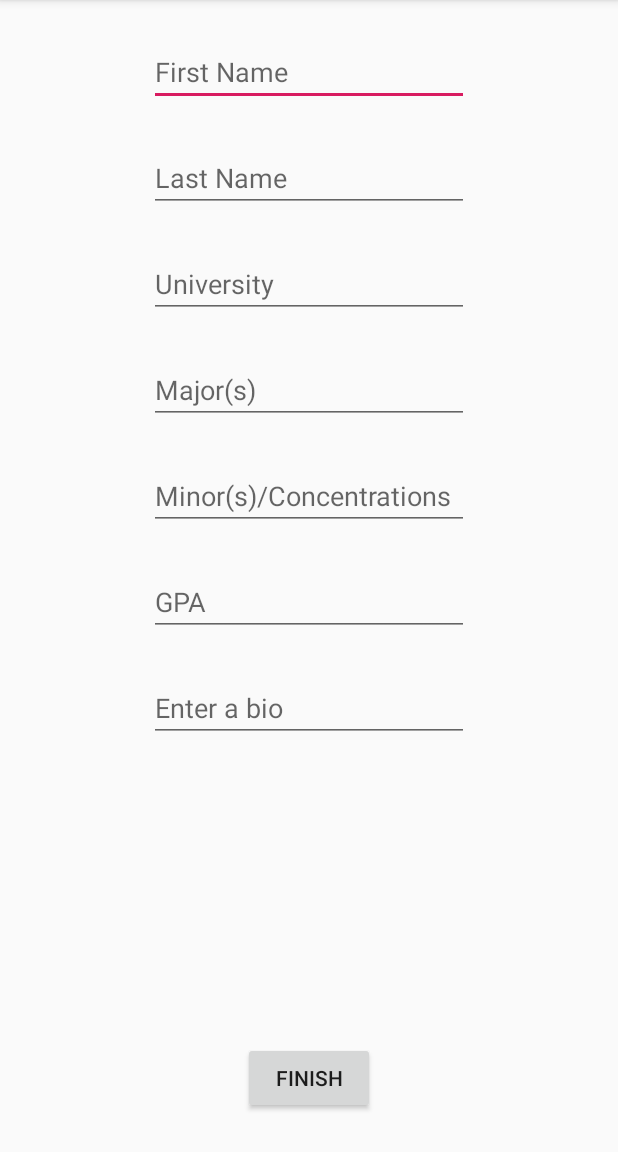
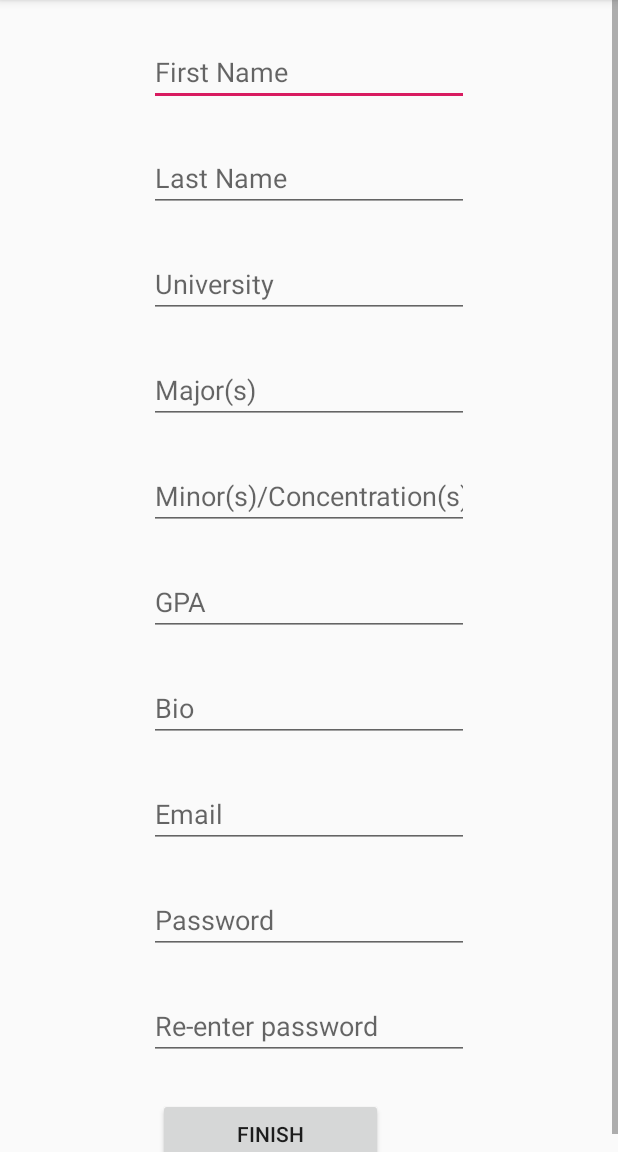
Before and after one commit to mdrinne/Pursuit, an Android app: the StudentRegistration screen opened directly, with no data from a screen before it, on a phone screen of 412 x 824 dp, the part 84-1236 px from its top. Run offline under Robolectric (Android 15) with nearby library versions, the phone set to English and light mode, and no system bars.

Commit message:
added more email, password, and re-enter password to layout

```diff
--- a/app/src/main/java/com/example/pursuit/StudentRegistration.java
+++ b/app/src/main/java/com/example/pursuit/StudentRegistration.java
@@ -10,11 +10,14 @@ public class StudentRegistration extends AppCompatActivity {
 
     EditText firstName;
     EditText lastName;
-    EditText universityName;
-    EditText studentMajor;
-    EditText studentMinor;
-    EditText studentGPA;
-    EditText studentBio;
+    EditText university;
+    EditText major;
+    EditText minor;
+    EditText gpa;
+    EditText bio;
+    EditText email;
+    EditText password1;
+    EditText password2;
     Button btnFinish;
 
     @Override
--- a/app/src/main/res/layout/activity_registration_page.xml
+++ b/app/src/main/res/layout/activity_registration_page.xml
@@ -53,7 +53,7 @@
         android:layout_marginRight="50dp"
         android:autofillHints=""
         android:ems="10"
-        android:hint="@string/strEmailAddress"
+        android:hint="@string/strEmail"
         android:inputType="textEmailAddress"
         app:layout_constraintEnd_toEndOf="parent"
         app:layout_constraintStart_toStartOf="parent"
--- a/app/src/main/res/layout/activity_student_registration.xml
+++ b/app/src/main/res/layout/activity_student_registration.xml
@@ -5,6 +5,17 @@
     android:layout_width="match_parent"
     android:layout_height="match_parent"
     tools:context=".StudentRegistration">
+
+    <ScrollView
+        android:layout_width="match_parent"
+        android:layout_height="match_parent"
+        tools:layout_editor_absoluteX="25dp"
+        tools:layout_editor_absoluteY="0dp">
+
+        <LinearLayout
+            android:layout_width="match_parent"
+            android:layout_height="wrap_content"
+            android:orientation="vertical">
 
             <EditText
                 android:id="@+id/firstName"
@@ -15,13 +26,15 @@
                 android:layout_marginTop="25dp"
                 android:layout_marginEnd="99dp"
                 android:layout_marginRight="99dp"
+                android:autofillHints=""
                 android:ems="10"
-        android:hint="First Name"
+                android:hint="@string/strFirstName"
                 android:inputType="textPersonName"
                 app:layout_constraintEnd_toEndOf="parent"
                 app:layout_constraintHorizontal_bias="1.0"
                 app:layout_constraintStart_toStartOf="parent"
-        app:layout_constraintTop_toTopOf="parent" />
+                app:layout_constraintTop_toTopOf="parent"
+                tools:targetApi="o" />
 
             <EditText
                 android:id="@+id/lastName"
@@ -33,7 +46,8 @@
                 android:layout_marginEnd="99dp"
                 android:layout_marginRight="99dp"
                 android:ems="10"
-        android:hint="Last Name"
+                android:hint="@string/strLastName"
+                android:importantForAutofill="no"
                 android:inputType="textPersonName"
                 app:layout_constraintEnd_toEndOf="parent"
                 app:layout_constraintStart_toStartOf="parent"
@@ -49,7 +63,8 @@
                 android:layout_marginEnd="99dp"
                 android:layout_marginRight="99dp"
                 android:ems="10"
-        android:hint="University"
+                android:hint="@string/strUniversity"
+                android:importantForAutofill="no"
                 android:inputType="textNoSuggestions"
                 app:layout_constraintEnd_toEndOf="parent"
                 app:layout_constraintStart_toStartOf="parent"
@@ -65,7 +80,8 @@
                 android:layout_marginEnd="99dp"
                 android:layout_marginRight="99dp"
                 android:ems="10"
-        android:hint="Major(s)"
+                android:hint="@string/strMajors"
+                android:importantForAutofill="no"
                 android:inputType="textShortMessage"
                 app:layout_constraintEnd_toEndOf="parent"
                 app:layout_constraintStart_toStartOf="parent"
@@ -81,7 +97,8 @@
                 android:layout_marginEnd="99dp"
                 android:layout_marginRight="99dp"
                 android:ems="10"
-        android:hint="Minor(s)/Concentrations"
+                android:hint="@string/strMinors"
+                android:importantForAutofill="no"
                 android:inputType="textShortMessage"
                 app:layout_constraintEnd_toEndOf="parent"
                 app:layout_constraintStart_toStartOf="parent"
@@ -97,7 +114,8 @@
                 android:layout_marginEnd="99dp"
                 android:layout_marginRight="99dp"
                 android:ems="10"
-        android:hint="GPA"
+                android:hint="@string/strGPA"
+                android:importantForAutofill="no"
                 android:inputType="numberDecimal"
                 app:layout_constraintEnd_toEndOf="parent"
                 app:layout_constraintStart_toStartOf="parent"
@@ -113,23 +131,77 @@
                 android:layout_marginEnd="99dp"
                 android:layout_marginRight="99dp"
                 android:ems="10"
-        android:hint="Enter a bio"
+                android:hint="@string/strBio"
+                android:importantForAutofill="no"
                 android:inputType="textLongMessage"
                 app:layout_constraintEnd_toEndOf="parent"
                 app:layout_constraintStart_toStartOf="parent"
                 app:layout_constraintTop_toBottomOf="@+id/studentGPA" />
 
+            <EditText
+                android:id="@+id/email"
+                android:layout_width="wrap_content"
+                android:layout_height="wrap_content"
+                android:layout_marginStart="99dp"
+                android:layout_marginLeft="99dp"
+                android:layout_marginTop="25dp"
+                android:layout_marginEnd="99dp"
+                android:layout_marginRight="99dp"
+                android:ems="10"
+                android:hint="@string/strEmail"
+                android:importantForAutofill="no"
+                android:inputType="textEmailAddress"
+                app:layout_constraintEnd_toEndOf="parent"
+                app:layout_constraintHorizontal_bias="0.0"
+                app:layout_constraintStart_toStartOf="parent"
+                app:layout_constraintTop_toBottomOf="@+id/studentBio" />
+
+            <EditText
+                android:id="@+id/password"
+                android:layout_width="wrap_content"
+                android:layout_height="wrap_content"
+                android:layout_marginStart="99dp"
+                android:layout_marginLeft="99dp"
+                android:layout_marginTop="25dp"
+                android:layout_marginEnd="99dp"
+                android:layout_marginRight="99dp"
+                android:ems="10"
+                android:hint="@string/strPassword"
+                android:importantForAutofill="no"
+                android:inputType="textPassword"
+                app:layout_constraintEnd_toEndOf="parent"
+                app:layout_constraintHorizontal_bias="0.0"
+                app:layout_constraintStart_toStartOf="parent"
+                app:layout_constraintTop_toBottomOf="@+id/email" />
+
+            <EditText
+                android:id="@+id/reEnterPassword"
+                android:layout_width="wrap_content"
+                android:layout_height="wrap_content"
+                android:layout_marginStart="99dp"
+                android:layout_marginLeft="99dp"
+                android:layout_marginTop="25dp"
+                android:layout_marginEnd="99dp"
+                android:layout_marginRight="99dp"
+                android:ems="10"
+                android:hint="@string/strReEnterPassword"
+                android:importantForAutofill="no"
+                android:inputType="textPassword"
+                app:layout_constraintEnd_toEndOf="parent"
+                app:layout_constraintHorizontal_bias="0.0"
+                app:layout_constraintStart_toStartOf="parent"
+                app:layout_constraintTop_toBottomOf="@+id/password" />
+
             <Button
                 android:id="@+id/btnFinish"
-        android:layout_width="wrap_content"
+                android:layout_width="150dp"
                 android:layout_height="wrap_content"
-        android:layout_marginStart="171dp"
-        android:layout_marginLeft="171dp"
-        android:layout_marginEnd="171dp"
-        android:layout_marginRight="171dp"
-        android:layout_marginBottom="25dp"
-        android:text="Finish"
-        app:layout_constraintBottom_toBottomOf="parent"
-        app:layout_constraintEnd_toEndOf="parent"
-        app:layout_constraintStart_toStartOf="parent" />
+                android:layout_marginLeft="105dp"
+                android:layout_marginTop="25dp"
+                android:layout_marginRight="105dp"
+                android:text="@string/strFinish" />
+
+        </LinearLayout>
+    </ScrollView>
+
 </androidx.constraintlayout.widget.ConstraintLayout>
--- a/app/src/main/res/values/strings.xml
+++ b/app/src/main/res/values/strings.xml
@@ -4,7 +4,7 @@
     <string name="strPassword">Password</string>
     <string name="strLogin">Login</string>
     <string name="strRegister">Register</string>
-    <string name="strEmailAddress">Email address</string>
+    <string name="strEmail">Email</string>
     <string name="strReEnterPassword">Re-enter password</string>
     <string name="strApplicant">Applicant</string>
     <string name="strCompany">Company</string>
@@ -12,4 +12,12 @@
     <string name="strRole">Role</string>
     <string name="strStudent">Student</string>
     <string name="strIamA">I am A</string>
+    <string name="strFirstName">First Name</string>
+    <string name="strLastName">Last Name</string>
+    <string name="strUniversity">University</string>
+    <string name="strMajors">Major(s)</string>
+    <string name="strMinors">Minor(s)/Concentration(s)</string>
+    <string name="strGPA">GPA</string>
+    <string name="strBio">Bio</string>
+    <string name="strFinish">Finish</string>
 </resources>
```
Lines whose indentation alone changed are shown as unchanged.
